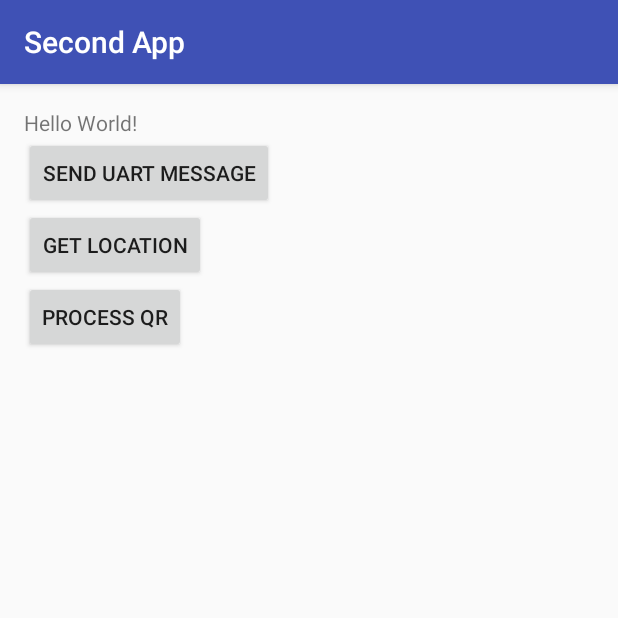
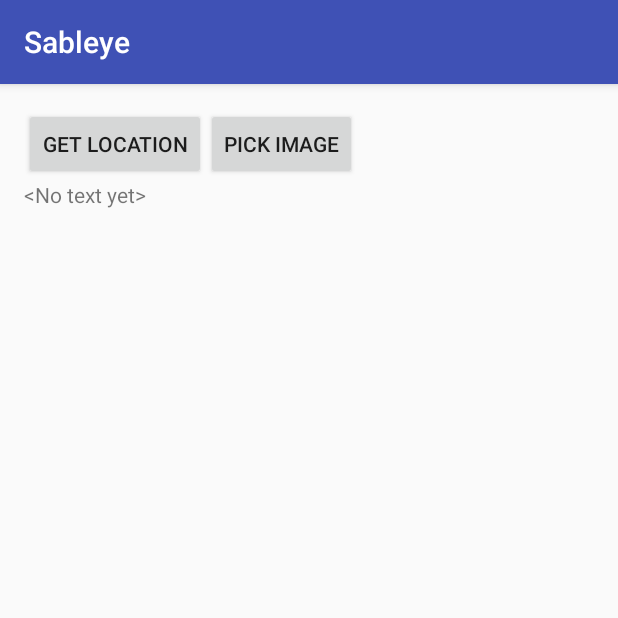
Before and after one commit to ameyakamat21/sableye, an Android app: the screen it shows after launch (MainActivity), on a phone screen of 412 x 824 dp, the top half of it. Run offline under Robolectric (Android 15) with nearby library versions, the phone set to English and light mode, and no system bars.

Commit message:
OCR Working with images from gallery

```diff
--- a/sableye-android-app/app/build.gradle
+++ b/sableye-android-app/app/build.gradle
@@ -26,6 +26,8 @@
     })
     compile 'com.android.support:appcompat-v7:24.2.1'
     testCompile 'junit:junit:4.12'
-    compile 'com.google.android.gms:play-services:7.8+'
-    //compile files('libs/usb-serial-for-android-v010.jar')
+    compile 'com.google.android.gms:play-services:9.0.0+'
+    compile 'com.android.support:design:24.2.0'
+    compile 'com.google.android.gms:play-services-vision:9.0.0+'
+
 }
--- a/sableye-android-app/app/src/main/res/layout/activity_main.xml
+++ b/sableye-android-app/app/src/main/res/layout/activity_main.xml
@@ -10,44 +10,84 @@
     android:paddingTop="@dimen/activity_vertical_margin"
     tools:context="com.cmu.ece.build18.firstapp.MainActivity">
 
-    <TextView
-        android:id="@+id/sometext"
-        android:layout_width="wrap_content"
+    <LinearLayout android:layout_width="fill_parent"
         android:layout_height="wrap_content"
-        android:text="Hello World!"
-        android:layout_alignParentTop="true" />
+        android:layout_weight="1"
+        android:id="@+id/top_half_layout">
 
     <Button
-        android:id="@+id/button_send"
-        android:layout_width="wrap_content"
-        android:layout_height="wrap_content"
-        android:text="Send uart message"
-        android:onClick="sendUartMessage"
-        android:layout_below="@+id/sometext"
-        android:layout_alignParentStart="true" />
-
-    <Button android:layout_below="@+id/button_send"
         android:id="@+id/get_location_btn"
         android:layout_width="wrap_content"
         android:layout_height="wrap_content"
         android:text="Get location"
         android:onClick="getLocationBtnCallback" />
 
+    <Button
+        android:id="@+id/choose_img_btn"
+        android:layout_width="wrap_content"
+        android:layout_height="wrap_content"
+        android:text="Pick image"
+        android:onClick="pickImageBtnCallback"
+        android:layout_below="@+id/get_location_btn"
+        android:layout_alignParentStart="true" />
 
-    <Button
+    <!--Button
         android:id="@+id/button_qr_process"
         android:layout_width="wrap_content"
         android:layout_height="wrap_content"
         android:text="Process QR"
         android:onClick="processQrCallback"
-        android:layout_below="@+id/get_location_btn"
-        android:layout_alignParentStart="true" />
+        android:layout_below="@+id/choose_img_btn"
+        android:layout_alignParentStart="true" /-->
 
-    <ImageView
+    </LinearLayout>
+
+    <LinearLayout android:layout_width="fill_parent"
+        android:layout_height="220dp"
+        android:id="@+id/mid_layout"
+        android:layout_weight="1"
+        android:layout_below="@+id/top_half_layout">
+
+        <ScrollView
+            android:layout_width="match_parent"
+            android:layout_height="match_parent">
+            <TextView
+                android:layout_width="match_parent"
+                android:layout_height="match_parent"
+                android:id="@+id/textview"/>
+        </ScrollView>
+
+    </LinearLayout>
+
+    <LinearLayout android:layout_width="fill_parent"
+        android:layout_height="220dp"
+        android:id="@+id/bottom_layout"
+        android:layout_below="@+id/mid_layout"
+        android:layout_weight="1">
+
+        <ImageView
+            android:layout_width="match_parent"
+            android:layout_height="match_parent"
+            android:id="@+id/imgview"/>
+    </LinearLayout>
+
+    <!--Button
+        android:id="@+id/btn_takepicture"
         android:layout_width="wrap_content"
         android:layout_height="wrap_content"
-        android:id="@+id/imgview"
-        android:layout_below="@+id/button_qr_process"/>
+        android:layout_below="@id/button_qr_process"
+        android:text="Take picture" />
+
+
+
+    <TextureView
+        android:id="@+id/texture"
+        android:layout_width="match_parent"
+        android:layout_height="wrap_content"
+        android:layout_below="@+id/btn_takepicture"
+        android:layout_alignParentTop="true"/-->
+
+
 
 
 </RelativeLayout>
--- a/sableye-android-app/app/src/main/res/values/strings.xml
+++ b/sableye-android-app/app/src/main/res/values/strings.xml
@@ -1,3 +1,4 @@
 <resources>
-    <string name="app_name">Second App</string>
+    <string name="app_name">Sableye</string>
+    <string name="low_storage_error">Low Device Storage</string>
 </resources>
```
Also changed, not shown: sableye-android-app/app/src/main/AndroidManifest.xml (+11 -0 lines), sableye-android-app/app/src/main/java/com/cmu/ece/build18/firstapp/MainActivity.java (+159 -61 lines), 1 other file.
